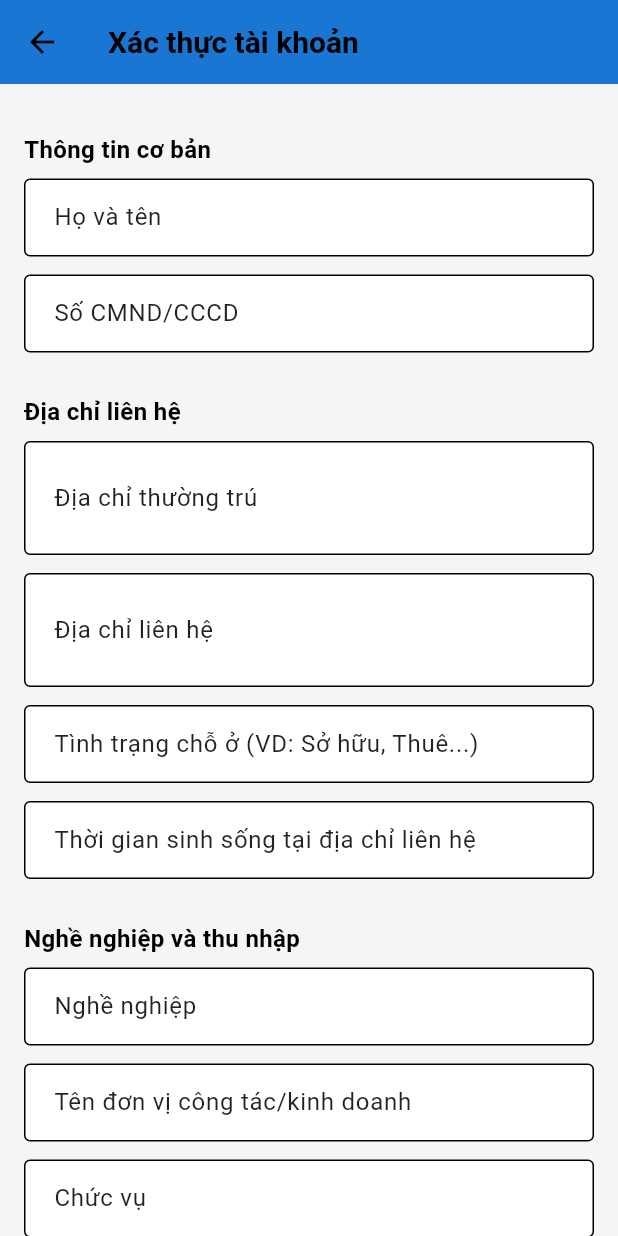
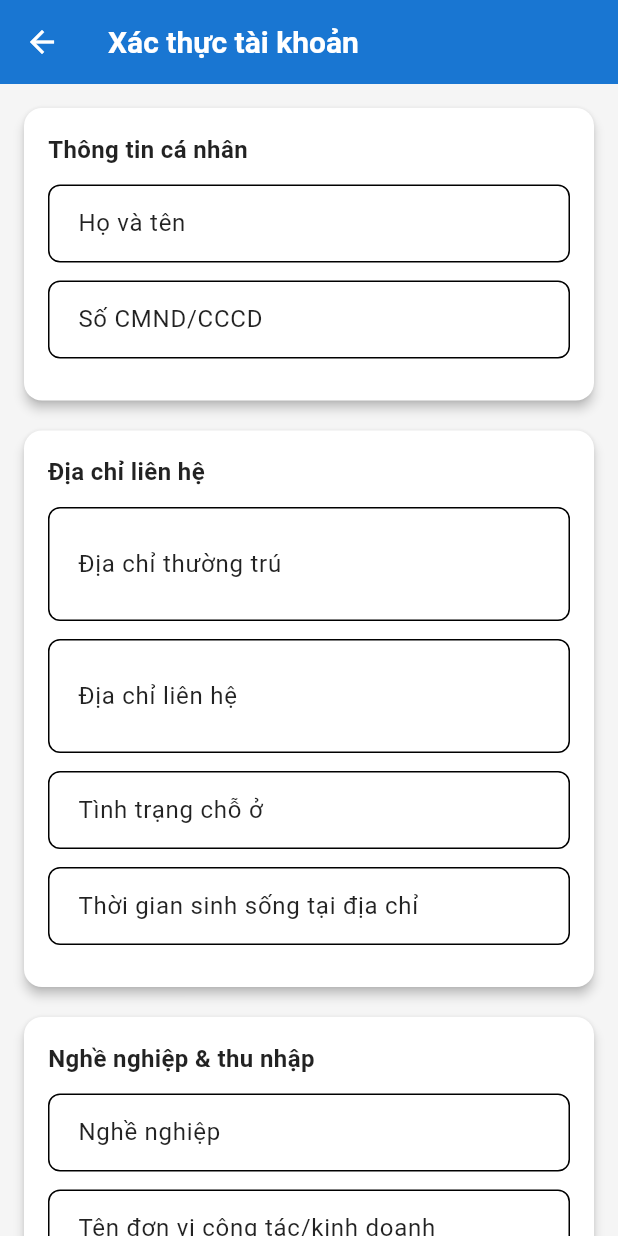
Before and after one commit to trieu772005s1/HeThongThongTin, a Flutter app: the AccountVerificationPage screen opened directly, on a phone screen of 412 x 824 dp. Run offline on Flutter 3.47's test engine with Material 3 defaults, Android fonts, the light colour scheme and no system bars; our stand-ins replace cloud_firestore, firebase_auth, firebase_core, firebase_storage, image_picker, open_file; missing offline and left inert: excel; accounts and stored records are empty.

Commit message:
cap nhat giao dien xac thuc

```diff
--- a/lib/pages/loan_online/loan_step/steps/account_verification_page.dart
+++ b/lib/pages/loan_online/loan_step/steps/account_verification_page.dart
@@ -1,5 +1,4 @@
 import 'dart:io';
-
 import 'package:flutter/material.dart';
 import 'package:firebase_auth/firebase_auth.dart';
 import 'package:cloud_firestore/cloud_firestore.dart';
@@ -18,25 +17,19 @@ class _AccountVerificationPageState extends State<AccountVerificationPage> {
   final _formKey = GlobalKey<FormState>();
   bool _saving = false;
 
-  // Thông tin cơ bản
+  // Controllers
   final _fullNameController = TextEditingController();
   final _idNumberController = TextEditingController();
-
-  // Địa chỉ
   final _permanentAddressController = TextEditingController();
   final _contactAddressController = TextEditingController();
   final _housingStatusController = TextEditingController();
   final _livingDurationController = TextEditingController();
-
-  // Nghề nghiệp & thu nhập
   final _jobTitleController = TextEditingController();
   final _companyNameController = TextEditingController();
   final _positionController = TextEditingController();
   final _workingDurationController = TextEditingController();
   final _monthlyIncomeController = TextEditingController();
   final _incomeReceiveMethodController = TextEditingController();
-
-  // Liên hệ khẩn cấp
   final _emergency1NameController = TextEditingController();
   final _emergency1RelationController = TextEditingController();
   final _emergency1PhoneController = TextEditingController();
@@ -44,7 +37,6 @@ class _AccountVerificationPageState extends State<AccountVerificationPage> {
   final _emergency2RelationController = TextEditingController();
   final _emergency2PhoneController = TextEditingController();
 
-  // Giấy tờ chứng minh thu nhập (ảnh)
   File? _incomeProofImage;
   String? _incomeProofUrl;
 
@@ -52,26 +44,22 @@ class _AccountVerificationPageState extends State<AccountVerificationPage> {
   void dispose() {
     _fullNameController.dispose();
     _idNumberController.dispose();
-
     _permanentAddressController.dispose();
     _contactAddressController.dispose();
     _housingStatusController.dispose();
     _livingDurationController.dispose();
-
     _jobTitleController.dispose();
     _companyNameController.dispose();
     _positionController.dispose();
     _workingDurationController.dispose();
     _monthlyIncomeController.dispose();
     _incomeReceiveMethodController.dispose();
-
     _emergency1NameController.dispose();
     _emergency1RelationController.dispose();
     _emergency1PhoneController.dispose();
     _emergency2NameController.dispose();
     _emergency2RelationController.dispose();
     _emergency2PhoneController.dispose();
-
     super.dispose();
   }
 
@@ -95,7 +83,6 @@ class _AccountVerificationPageState extends State<AccountVerificationPage> {
       }
 
       final file = File(picked.path);
-
       final ref = firebase_storage.FirebaseStorage.instance.ref().child(
         'income_proofs/${user.uid}/${DateTime.now().millisecondsSinceEpoch}.jpg',
       );
@@ -130,51 +117,36 @@ class _AccountVerificationPageState extends State<AccountVerificationPage> {
     }
 
     if (!_formKey.currentState!.validate()) return;
-
     setState(() => _saving = true);
 
     try {
       await FirebaseFirestore.instance.collection('users').doc(user.uid).set({
-        // Thông tin cơ bản
         'fullName': _fullNameController.text.trim(),
         'idNumber': _idNumberController.text.trim(),
-
-        // Địa chỉ
         'permanentAddress': _permanentAddressController.text.trim(),
         'contactAddress': _contactAddressController.text.trim(),
         'housingStatus': _housingStatusController.text.trim(),
         'livingDuration': _livingDurationController.text.trim(),
-
-        // Nghề nghiệp & thu nhập
         'jobTitle': _jobTitleController.text.trim(),
         'companyName': _companyNameController.text.trim(),
         'position': _positionController.text.trim(),
         'workingDuration': _workingDurationController.text.trim(),
         'monthlyIncome': _monthlyIncomeController.text.trim(),
         'incomeReceiveMethod': _incomeReceiveMethodController.text.trim(),
-
-        // Liên hệ khẩn cấp
         'emergency1Name': _emergency1NameController.text.trim(),
         'emergency1Relation': _emergency1RelationController.text.trim(),
         'emergency1Phone': _emergency1PhoneController.text.trim(),
         'emergency2Name': _emergency2NameController.text.trim(),
         'emergency2Relation': _emergency2RelationController.text.trim(),
         'emergency2Phone': _emergency2PhoneController.text.trim(),
-
-        // Link ảnh giấy tờ chứng minh thu nhập
         'incomeProofImageUrl': _incomeProofUrl ?? '',
-
-        // QUAN TRỌNG: đánh dấu đã xác thực
         'isVerifiedAccount': true,
       }, SetOptions(merge: true));
 
       if (!mounted) return;
-
       ScaffoldMessenger.of(context).showSnackBar(
         const SnackBar(content: Text('Đã lưu thông tin xác thực')),
       );
-
-      // báo về màn trước là bước 1 đã xong
       Navigator.pop(context, true);
     } catch (e) {
       if (!mounted) return;
@@ -186,12 +158,28 @@ class _AccountVerificationPageState extends State<AccountVerificationPage> {
     }
   }
 
-  Widget _sectionTitle(String text) {
-    return Padding(
-      padding: const EdgeInsets.only(top: 16, bottom: 8),
-      child: Text(
-        text,
-        style: const TextStyle(fontSize: 16, fontWeight: FontWeight.bold),
+  Widget _sectionCard({required String title, required List<Widget> children}) {
+    return Card(
+      elevation: 3,
+      shape: RoundedRectangleBorder(borderRadius: BorderRadius.circular(12)),
+      margin: const EdgeInsets.only(bottom: 20),
+      child: Padding(
+        padding: const EdgeInsets.all(16),
+        child: Column(
+          crossAxisAlignment: CrossAxisAlignment.start,
+          children: [
+            Text(
+              title,
+              style: const TextStyle(
+                fontSize: 16,
+                fontWeight: FontWeight.bold,
+                color: Colors.black87,
+              ),
+            ),
+            const SizedBox(height: 12),
+            ...children,
+          ],
+        ),
       ),
     );
   }
@@ -212,7 +200,7 @@ class _AccountVerificationPageState extends State<AccountVerificationPage> {
         validator: validator,
         decoration: InputDecoration(
           labelText: label,
-          border: const OutlineInputBorder(),
+          border: OutlineInputBorder(borderRadius: BorderRadius.circular(8)),
         ),
       ),
     );
@@ -222,8 +210,12 @@ class _AccountVerificationPageState extends State<AccountVerificationPage> {
   Widget build(BuildContext context) {
     return Scaffold(
       appBar: AppBar(
-        title: const Text('Xác thực tài khoản'),
+        title: const Text(
+          'Xác thực tài khoản',
+          style: TextStyle(color: Colors.white),
+        ),
         backgroundColor: const Color(0xFF1976D2),
+        iconTheme: const IconThemeData(color: Colors.white),
       ),
       body: SafeArea(
         child: Form(
@@ -231,24 +223,28 @@ class _AccountVerificationPageState extends State<AccountVerificationPage> {
           child: SingleChildScrollView(
             padding: const EdgeInsets.all(16),
             child: Column(
-              crossAxisAlignment: CrossAxisAlignment.start,
               children: [
-                _sectionTitle('Thông tin cơ bản'),
+                _sectionCard(
+                  title: 'Thông tin cá nhân',
+                  children: [
                     _field(
                       controller: _fullNameController,
                       label: 'Họ và tên',
                       validator: (v) =>
-                      (v == null || v.trim().isEmpty) ? 'Bắt buộc' : null,
+                          v == null || v.trim().isEmpty ? 'Bắt buộc' : null,
                     ),
                     _field(
                       controller: _idNumberController,
                       label: 'Số CMND/CCCD',
                       keyboardType: TextInputType.number,
                       validator: (v) =>
-                      (v == null || v.trim().isEmpty) ? 'Bắt buộc' : null,
+                          v == null || v.trim().isEmpty ? 'Bắt buộc' : null,
                     ),
-
-                _sectionTitle('Địa chỉ liên hệ'),
+                  ],
+                ),
+                _sectionCard(
+                  title: 'Địa chỉ liên hệ',
+                  children: [
                     _field(
                       controller: _permanentAddressController,
                       label: 'Địa chỉ thường trú',
@@ -261,15 +257,21 @@ class _AccountVerificationPageState extends State<AccountVerificationPage> {
                     ),
                     _field(
                       controller: _housingStatusController,
-                  label: 'Tình trạng chỗ ở (VD: Sở hữu, Thuê...)',
+                      label: 'Tình trạng chỗ ở',
                     ),
                     _field(
                       controller: _livingDurationController,
-                  label: 'Thời gian sinh sống tại địa chỉ liên hệ',
+                      label: 'Thời gian sinh sống tại địa chỉ',
                     ),
-
-                _sectionTitle('Nghề nghiệp và thu nhập'),
-                _field(controller: _jobTitleController, label: 'Nghề nghiệp'),
+                  ],
+                ),
+                _sectionCard(
+                  title: 'Nghề nghiệp & thu nhập',
+                  children: [
+                    _field(
+                      controller: _jobTitleController,
+                      label: 'Nghề nghiệp',
+                    ),
                     _field(
                       controller: _companyNameController,
                       label: 'Tên đơn vị công tác/kinh doanh',
@@ -288,8 +290,11 @@ class _AccountVerificationPageState extends State<AccountVerificationPage> {
                       controller: _incomeReceiveMethodController,
                       label: 'Hình thức nhận thu nhập',
                     ),
-
-                _sectionTitle('Người liên hệ khẩn cấp'),
+                  ],
+                ),
+                _sectionCard(
+                  title: 'Người liên hệ khẩn cấp',
+                  children: [
                     const Text(
                       'Người liên hệ khẩn cấp 1',
                       style: TextStyle(fontWeight: FontWeight.w600),
@@ -308,7 +313,7 @@ class _AccountVerificationPageState extends State<AccountVerificationPage> {
                       label: 'Số điện thoại',
                       keyboardType: TextInputType.phone,
                     ),
-                const SizedBox(height: 8),
+                    const SizedBox(height: 12),
                     const Text(
                       'Người liên hệ khẩn cấp 2',
                       style: TextStyle(fontWeight: FontWeight.w600),
@@ -327,19 +332,13 @@ class _AccountVerificationPageState extends State<AccountVerificationPage> {
                       label: 'Số điện thoại',
                       keyboardType: TextInputType.phone,
                     ),
-
-                _sectionTitle('Giấy tờ chứng minh thu nhập'),
-                Container(
-                  decoration: BoxDecoration(
-                    border: Border.all(color: Colors.grey.shade300),
-                    borderRadius: BorderRadius.circular(8),
+                  ],
                 ),
-                  padding: const EdgeInsets.all(12),
-                  child: Column(
-                    crossAxisAlignment: CrossAxisAlignment.start,
+                _sectionCard(
+                  title: 'Giấy tờ chứng minh thu nhập',
                   children: [
                     const Text(
-                        'Tải lên ảnh giấy tờ (sao kê lương, HĐLĐ, bảng lương...)',
+                      'Tải lên ảnh giấy tờ (sao kê, bảng lương, hợp đồng lao động...)',
                     ),
                     const SizedBox(height: 12),
                     if (_incomeProofImage != null)
@@ -353,32 +352,22 @@ class _AccountVerificationPageState extends State<AccountVerificationPage> {
                         ),
                       ),
                     const SizedBox(height: 12),
-                      SizedBox(
-                        width: double.infinity,
-                        child: OutlinedButton.icon(
+                    OutlinedButton.icon(
                       onPressed: _saving ? null : _pickAndUploadImage,
                       icon: const Icon(Icons.upload),
                       label: const Text('Chọn ảnh từ thư viện'),
                     ),
-                      ),
-                      if (_incomeProofUrl != null &&
-                          _incomeProofUrl!.isNotEmpty)
+                    if (_incomeProofUrl != null && _incomeProofUrl!.isNotEmpty)
                       const Padding(
                         padding: EdgeInsets.only(top: 8),
                         child: Text(
                           'Đã tải ảnh lên máy chủ',
-                            style: TextStyle(
-                              color: Colors.green,
-                              fontSize: 12,
-                              fontWeight: FontWeight.w600,
-                            ),
+                          style: TextStyle(color: Colors.green),
                         ),
                       ),
                   ],
                 ),
-                ),
-
-                const SizedBox(height: 24),
+                const SizedBox(height: 16),
                 SizedBox(
                   width: double.infinity,
                   child: ElevatedButton(
@@ -388,23 +377,13 @@ class _AccountVerificationPageState extends State<AccountVerificationPage> {
                       padding: const EdgeInsets.symmetric(vertical: 14),
                     ),
                     child: _saving
-                        ? const SizedBox(
-                            width: 20,
-                            height: 20,
-                            child: CircularProgressIndicator(
-                              strokeWidth: 2,
-                              valueColor: AlwaysStoppedAnimation<Color>(
-                                Colors.white,
-                              ),
-                            ),
-                          )
+                        ? const CircularProgressIndicator(color: Colors.white)
                         : const Text(
                             'Lưu & hoàn tất bước 1',
                             style: TextStyle(fontSize: 16, color: Colors.white),
                           ),
                   ),
                 ),
-                const SizedBox(height: 8),
               ],
             ),
           ),
```
Also changed, not shown: pubspec.lock. Lines whose indentation alone changed are shown as unchanged.
